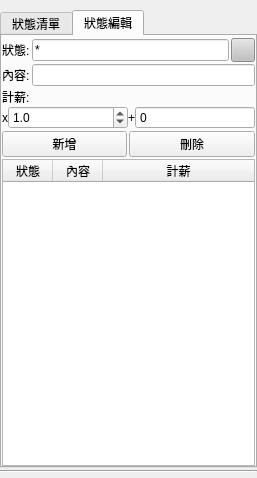
Above: src/AdbClient/StageReport/ItemScheduleStatus.ui from roger0816/Adb before the change. Below: the same form after it.
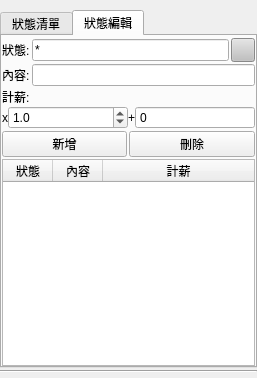
That is the form after the change.

The edit to the form file:
```diff
--- a/src/AdbClient/StageReport/ItemScheduleStatus.ui
+++ b/src/AdbClient/StageReport/ItemScheduleStatus.ui
@@ -7,7 +7,7 @@
     <x>0</x>
     <y>0</y>
     <width>257</width>
-    <height>478</height>
+    <height>378</height>
    </rect>
   </property>
   <property name="windowTitle">
```
